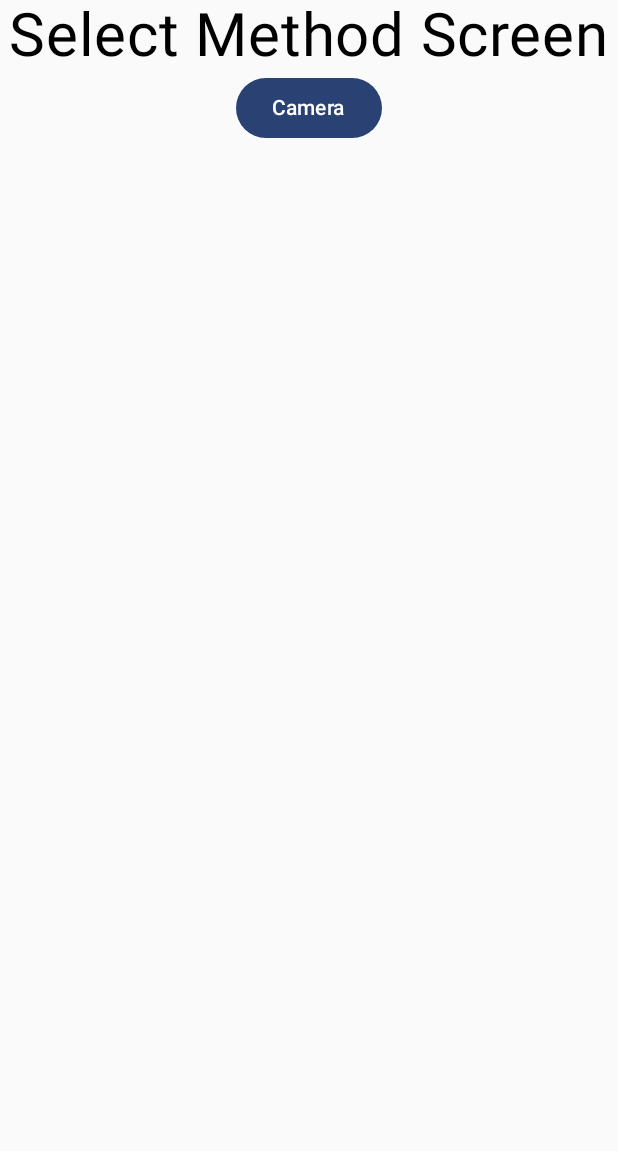
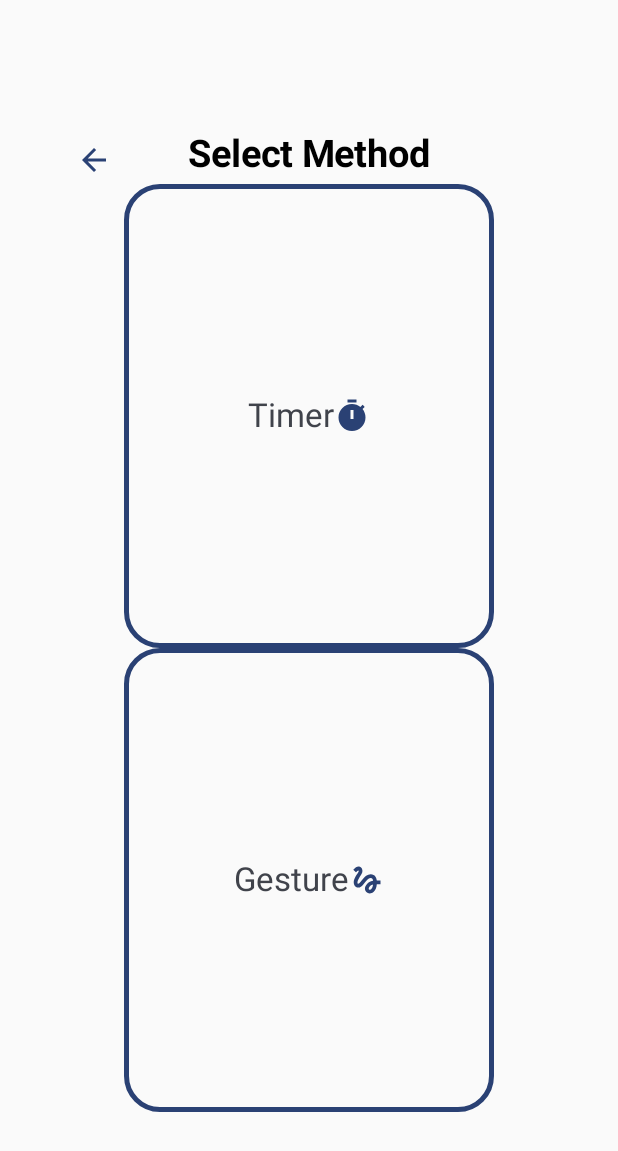
Before and after one commit to FoKE-Developers/FourCutTogether, an Android app built with Jetpack Compose: the SelectMethodScreen screen opened through its navigation route, on a phone screen of 412 x 824 dp. Shown: the top 1151 px of the screen. Run offline under Robolectric (Android 15) with nearby library versions, the light colour scheme and no system bars; our stand-ins replace Dagger/Hilt's generated code, constraintlayout-compose; 1 statement that could not run was skipped.

Commit message:
add SelectMethodScreen[#43]

```diff
--- a/presenter/src/main/java/com/foke/together/presenter/screen/SelectMethodScreen.kt
+++ b/presenter/src/main/java/com/foke/together/presenter/screen/SelectMethodScreen.kt
@@ -1,17 +1,31 @@
 package com.foke.together.presenter.screen
 
-import androidx.compose.foundation.layout.Column
+import androidx.compose.foundation.BorderStroke
 import androidx.compose.foundation.layout.fillMaxSize
-import androidx.compose.foundation.layout.fillMaxWidth
-import androidx.compose.material3.Button
+import androidx.compose.foundation.layout.size
+import androidx.compose.foundation.shape.RoundedCornerShape
+import androidx.compose.material.icons.Icons
+import androidx.compose.material.icons.automirrored.filled.ArrowBack
+import androidx.compose.material.icons.filled.Face
+import androidx.compose.material.icons.filled.Gesture
+import androidx.compose.material.icons.filled.Timer
+import androidx.compose.material3.Icon
+import androidx.compose.material3.IconButton
 import androidx.compose.material3.MaterialTheme
+import androidx.compose.material3.OutlinedButton
 import androidx.compose.material3.Surface
 import androidx.compose.material3.Text
 import androidx.compose.runtime.Composable
-import androidx.compose.ui.Alignment
 import androidx.compose.ui.Modifier
+import androidx.compose.ui.graphics.vector.ImageVector
+import androidx.compose.ui.res.vectorResource
+import androidx.compose.ui.text.font.FontWeight
 import androidx.compose.ui.tooling.preview.Preview
+import androidx.compose.ui.unit.dp
 import androidx.compose.ui.unit.sp
+import androidx.constraintlayout.compose.ConstraintLayout
+import androidx.constraintlayout.compose.Dimension
+import com.foke.together.presenter.R
 import com.foke.together.presenter.ui.theme.FourCutTogetherTheme
 
 @Composable
@@ -19,14 +33,87 @@ fun SelectMethodScreen(
     navigateToCamera: () -> Unit,
     popBackStack: () -> Unit
 ) {
-    Column (
-        modifier = Modifier.fillMaxWidth(),
-        horizontalAlignment = Alignment.CenterHorizontally) {
-        Text("Select Method Screen", fontSize = 40.sp)
+    ConstraintLayout(
+        modifier = Modifier.fillMaxSize()
+    ) {
+        val (backKey, title, timerButton, gestureButton) = createRefs()
+        val topGuideLine = createGuidelineFromTop(0.1f)
+        val bottomGuideLine = createGuidelineFromBottom(0.1f)
+        val startGuideLine = createGuidelineFromStart(0.2f)
+        val endGuideLine = createGuidelineFromEnd(0.2f)
+        IconButton(
+            onClick = { popBackStack() },
+            modifier = Modifier.constrainAs(backKey) {
+                top.linkTo(topGuideLine)
+                start.linkTo(parent.start)
+                end.linkTo(title.start)
+                height = Dimension.wrapContent
+                width = Dimension.wrapContent
+            },
+        ) {
+            //
+            Icon(
+                modifier = Modifier.size(24.dp),
+                imageVector = Icons.AutoMirrored.Filled.ArrowBack,
+                contentDescription = "backKey",
+                tint = MaterialTheme.colorScheme.primary
+            )
+        }
+        Text(
+            text = "Select Method",
+            style = MaterialTheme.typography.headlineLarge,
+            modifier = Modifier.constrainAs(title) {
+                top.linkTo(topGuideLine)
+                start.linkTo(parent.start)
+                end.linkTo(parent.end)
+                bottom.linkTo(timerButton.top)
+            },
+            fontWeight = FontWeight.Bold,
+            fontSize = 25.sp
+        )
+        OutlinedButton(
+            onClick = { navigateToCamera() },
+            modifier = Modifier.constrainAs(timerButton) {
+                top.linkTo(title.bottom)
+                start.linkTo(startGuideLine)
+                end.linkTo(endGuideLine)
+                bottom.linkTo(gestureButton.top)
+                width = Dimension.fillToConstraints
+                height = Dimension.fillToConstraints
+            },
+            shape = RoundedCornerShape(24.dp),
+            border = BorderStroke(3.dp, MaterialTheme.colorScheme.primary)
+        ) {
+            Text(text = "Timer", style = MaterialTheme.typography.titleLarge)
+            Icon(
+                imageVector = Icons.Filled.Timer,
+                contentDescription = "Gesture",
+                tint = MaterialTheme.colorScheme.primary,
+                modifier = Modifier.size(24.dp)
+            )
+        }
+        OutlinedButton(
+            onClick = { navigateToCamera() },
+            modifier = Modifier.constrainAs(gestureButton) {
+                top.linkTo(timerButton.bottom)
+                start.linkTo(startGuideLine)
+                end.linkTo(endGuideLine)
+                bottom.linkTo(bottomGuideLine)
+                width = Dimension.fillToConstraints
+                height = Dimension.fillToConstraints
+            },
+            shape = RoundedCornerShape(24.dp),
+            border = BorderStroke(3.dp, MaterialTheme.colorScheme.primary)
+        ) {
+            Text(text = "Gesture", style = MaterialTheme.typography.titleLarge)
+            Icon(
+                imageVector = Icons.Filled.Gesture,
+                contentDescription = "Gesture",
+                tint = MaterialTheme.colorScheme.primary,
+                modifier = Modifier.size(24.dp)
+            )
+        }
 
-        Button(onClick = navigateToCamera){
-            Text("Camera")
-        }
     }
 }
 
```
